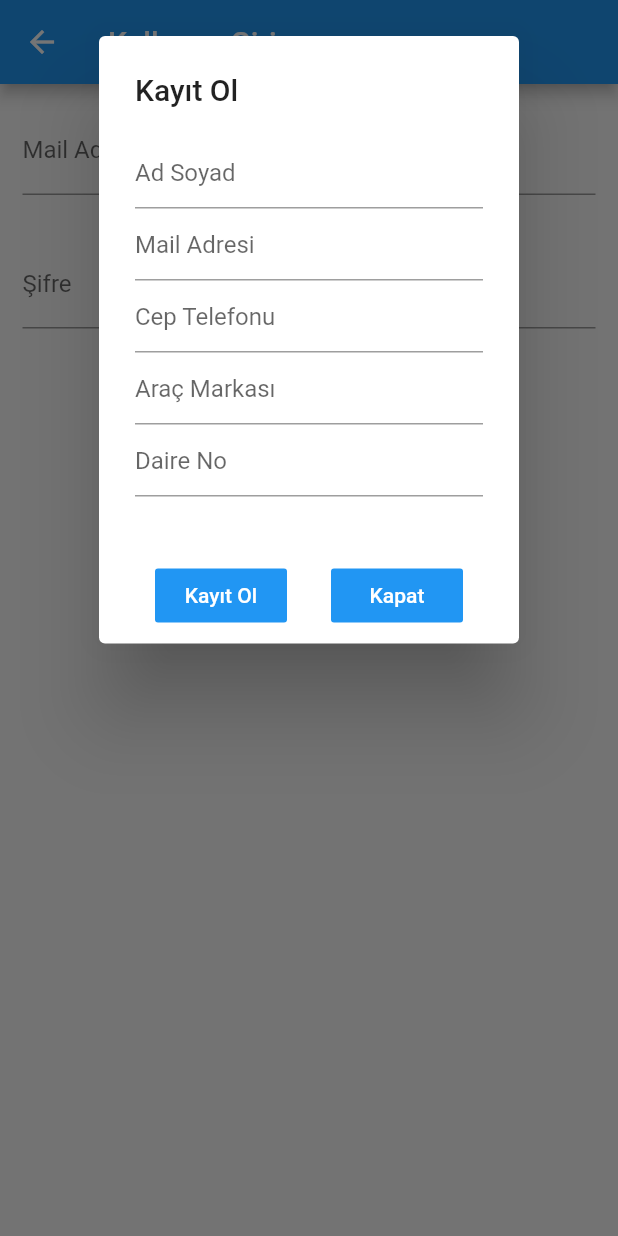
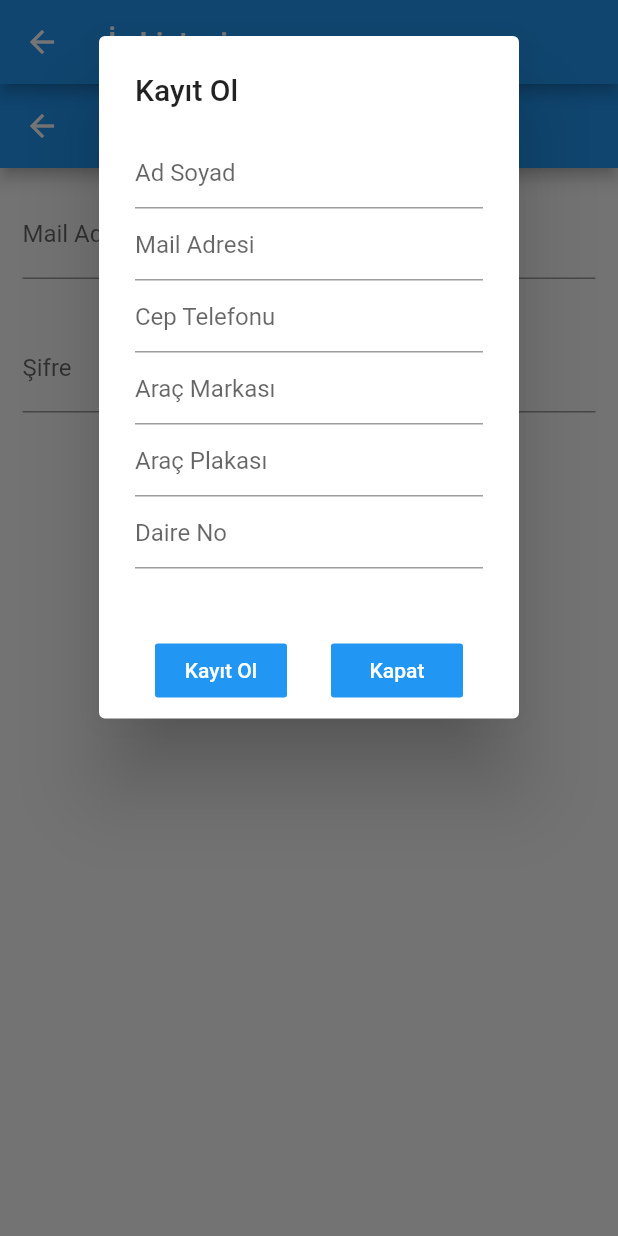
Before and after one commit to samikzlbga005/qr-security, a Flutter app: the kullanici_giris screen opened by its route, after a tap on "Kayıt Ol", on a phone screen of 412 x 824 dp. Run offline on Flutter 3.47's test engine with Material 2 defaults, Android fonts, the phone set to English and light mode, and no system bars; our stand-ins replace cloud_firestore, firebase_core, firebase_database, qr_flutter; missing offline and left inert: qr_code_scanner; accounts and stored records are empty.

Commit message:
veritabanı

```diff
--- a/securityqr/lib/kullanici/kullanici_giris.dart
+++ b/securityqr/lib/kullanici/kullanici_giris.dart
@@ -1,5 +1,8 @@
 import 'package:flutter/material.dart';
 import 'dart:math';
+import 'package:firebase_core/firebase_core.dart';
+import 'package:firebase_database/firebase_database.dart';
+import 'package:cloud_firestore/cloud_firestore.dart';
 
 class kullanici_giris extends StatefulWidget{
   @override
@@ -8,12 +11,49 @@ class kullanici_giris extends StatefulWidget{
 }
 
 class _kullanici_giris extends State<kullanici_giris>{
+
+  //database
+  CollectionReference ref = FirebaseFirestore.instance.collection('qr-security');
+  final Stream<QuerySnapshot> _userStream = FirebaseFirestore.instance.collection('qr-security').snapshots();
+
+  //değişkenler
   bool first = false;
+  final adcontroller = TextEditingController();
+  final mailcontroller = TextEditingController();
+  final telefoncontroller = TextEditingController();
+  final araccontroller = TextEditingController();
+  final plakacontroller = TextEditingController();
+  final dairecontroller = TextEditingController();
+
+  List<String>adlist = [];
+  List<String>maillist = [];
+  List<String>telefonlist = [];
+  List<String>araclist = [];
+  List<String>plakalist = [];
+  List<String>dairelist = [];
+
+  late String ad = "";
+  late String mail = "";
+  late String telefon = "";
+  late String arac = "";
+  late String plaka = "";
+  late String daire = "";
+  int kullanicino = 0;
+  late AsyncSnapshot<QuerySnapshot> snapshot;
+
+  //fonksiyonlar
   void kullanici_no(){
-    int kullanici_no = 0;
     int random =Random().nextInt(99999);
-    kullanici_no = random;
+    kullanicino = 10000;
     debugPrint("$kullanici_no");
+    int index = 0;
+    if(kullanicino == snapshot.data!.docChanges[index].doc['kullanıcıno']){
+      //kullanicino = random;
+      debugPrint("$kullanicino");
+    }
+    else{
+      index++;
+    }
     /*
       if(kullanici_no == database)
         kullanici_no = random.next;
@@ -29,8 +69,65 @@ class _kullanici_giris extends State<kullanici_giris>{
       }
      */
   }
+
+  void ekle(){
+
+
+    setState(() {
+      ad = adcontroller.text;
+    mail = mailcontroller.text;
+    telefon = telefoncontroller.text;
+    arac = araccontroller.text;
+    plaka = plakacontroller.text;
+    daire = dairecontroller.text;
+    adcontroller.clear();
+    mailcontroller.clear();
+    telefoncontroller.clear();
+    araccontroller.clear();
+    plakacontroller.clear();
+    dairecontroller.clear();
+
+    adlist.add(ad);
+    maillist.add(mail);
+    telefonlist.add(telefon);
+    araclist.add(arac);
+    plakalist.add(plaka);
+    dairelist.add(daire);
+
+    ref.add({
+      "kullanıcıno": kullanicino,
+      'adsoyad': ad,
+      'mail': mail,
+      'telefon': telefon,
+      'arac': arac,
+      'plaka': plaka,
+      'daireno': daire,
+      });
+    });
+    Navigator.pop(context);
+
+  }
+
   @override
   Widget build(BuildContext context) {
+    return Scaffold(
+      appBar: AppBar(
+        title: Text('İş Listesi'),
+      ),
+      body: StreamBuilder(
+        stream: _userStream,
+        builder: (BuildContext context, AsyncSnapshot<QuerySnapshot> snapshot) {
+          if (snapshot.hasError) {
+            return Text("something is wrong");
+          }
+          if (snapshot.connectionState == ConnectionState.waiting) {
+            return Center(
+              child: CircularProgressIndicator(
+
+
+              ),
+            );
+          }
           return Scaffold(
             appBar: AppBar(
               title: Text("Kullanıcı Giriş"),
@@ -86,30 +183,41 @@ class _kullanici_giris extends State<kullanici_giris>{
                               child: AlertDialog(
                                 title: Text('Kayıt Ol'),
                                 content: Container(
-                            height: 250,
+                                  height: 300,
                                   child: Column(
                                   children: <Widget>[
                                     TextField(
+                                      controller: adcontroller,
                                       decoration: InputDecoration(
                                       hintText: 'Ad Soyad',
                                       ),
                                     ),
                                     TextField(
+                                      controller: mailcontroller,
                                       decoration: InputDecoration(
                                       hintText: 'Mail Adresi',
                                       ),
                                     ),
                                     TextField(
+                                      controller: telefoncontroller,
                                       decoration: InputDecoration(
                                       hintText: 'Cep Telefonu',
                                       ),
                                     ),
                                     TextField(
+                                      controller: araccontroller,
                                       decoration: InputDecoration(
                                       hintText: 'Araç Markası',
                                       ),
                                     ),
                                     TextField(
+                                      controller: plakacontroller,
+                                      decoration: InputDecoration(
+                                      hintText: 'Araç Plakası',
+                                      ),
+                                    ),
+                                    TextField(
+                                      controller: dairecontroller,
                                       decoration: InputDecoration(
                                       hintText: 'Daire No',
                                       ),
@@ -127,8 +235,10 @@ class _kullanici_giris extends State<kullanici_giris>{
                                       textColor: Colors.white,
                                       child: Text('Kayıt Ol'),
                                       onPressed: () {
+                                        setState(() {
                                           kullanici_no();
-                                  Navigator.pop(context);
+                                        ekle();
+                                        });
                                       },
                                     ),
                                     FlatButton(
@@ -169,6 +279,10 @@ class _kullanici_giris extends State<kullanici_giris>{
               ),
             ),
           );
+
+        }
+      )
+    );
   }
 
 }
```
Also changed, not shown: securityqr/lib/main.dart (+8 -0 lines). Lines whose indentation alone changed are shown as unchanged.
